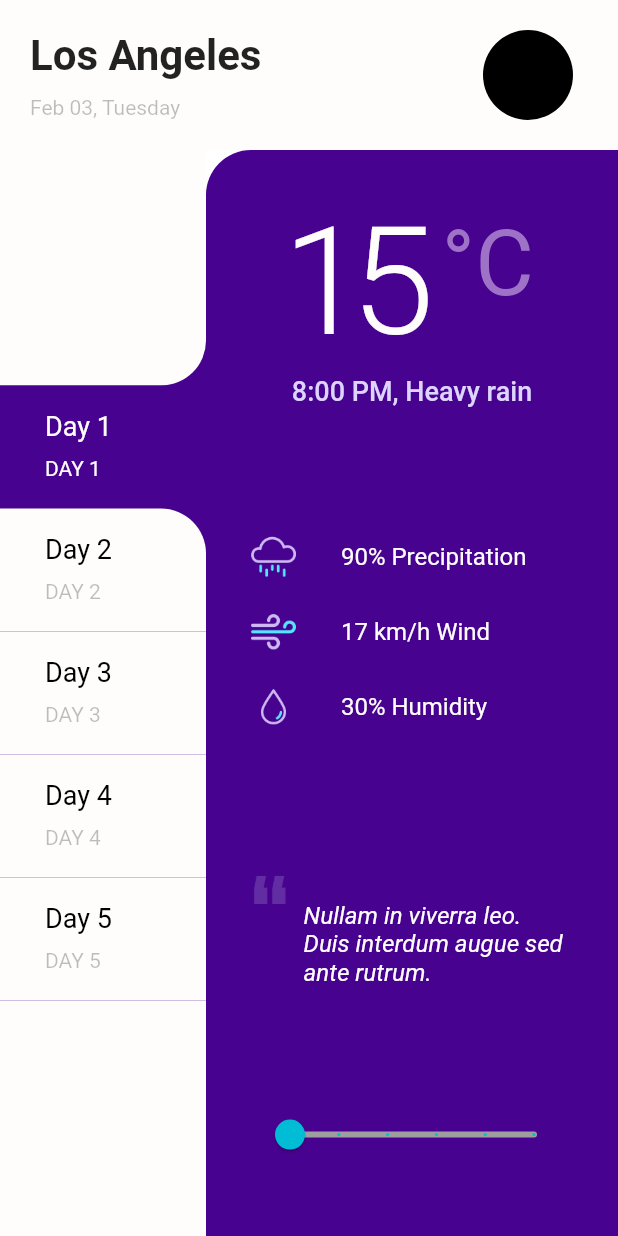
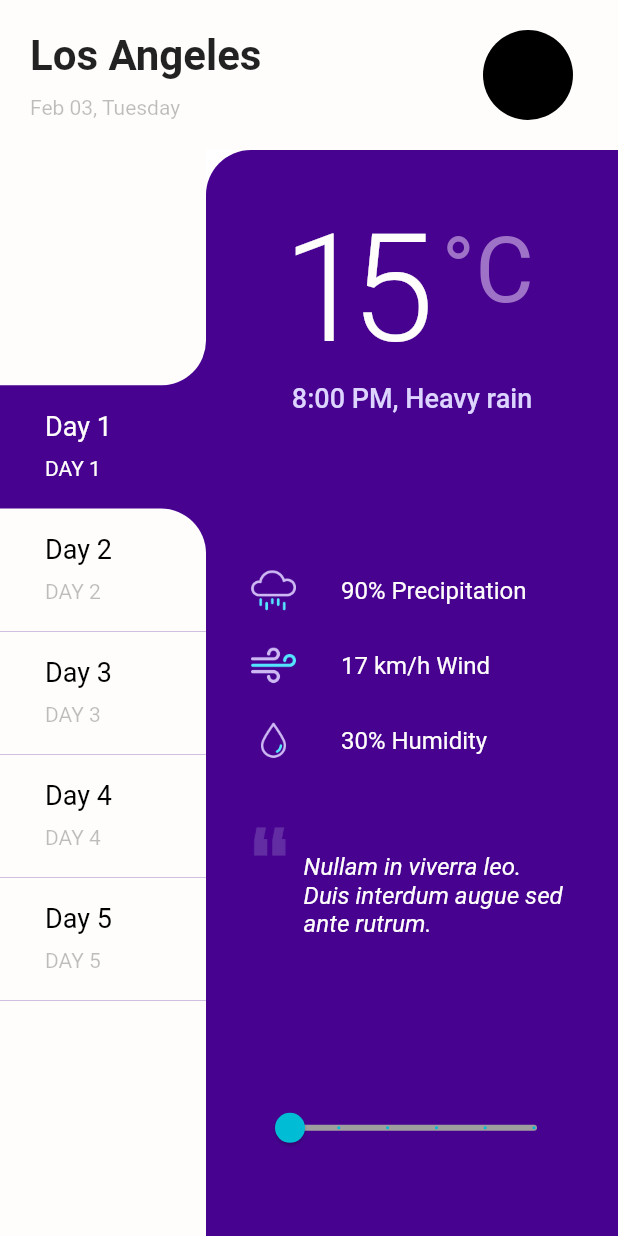
Before and after one commit to arthurdenner/flutter-ui-practice, a Flutter app: the screen it shows after launch, on a phone screen of 412 x 824 dp. Run offline on Flutter 3.47's test engine with Material 2 defaults, Android fonts, the phone set to English and light mode, and no system bars.

Commit message:
feat: add responsiveness to conditions and quote

```diff
--- a/weather_calendar_app/lib/src/pages/widgets/details.dart
+++ b/weather_calendar_app/lib/src/pages/widgets/details.dart
@@ -60,10 +60,8 @@ class _DetailsState extends State<Details> {
         ],
       ),
       SizedBox(height: 30),
-      Conditions(),
-      SizedBox(height: 20),
-      Quote(),
-      SizedBox(height: 20),
+      _buildConditionsAndQuote(),
+      SizedBox(height: 30),
       Slider(
         min: 8,
         max: 23,
@@ -75,6 +73,21 @@ class _DetailsState extends State<Details> {
         label: formatHour(_activeValue),
       ),
     ];
+  }
+
+  Widget _buildConditionsAndQuote() {
+    final isSm = isSmBreakpoint(context);
+    final children = [
+      isSm ? Expanded(child: Conditions()) : Conditions(),
+      if (!isSm) SizedBox(height: 20),
+      isSm ? Expanded(child: Quote()) : Quote(),
+    ];
+
+    return Flex(
+      direction: isSm ? Axis.horizontal : Axis.vertical,
+      crossAxisAlignment: CrossAxisAlignment.end,
+      children: children,
+    );
   }
 
   Widget _buildAnimation() {
```
